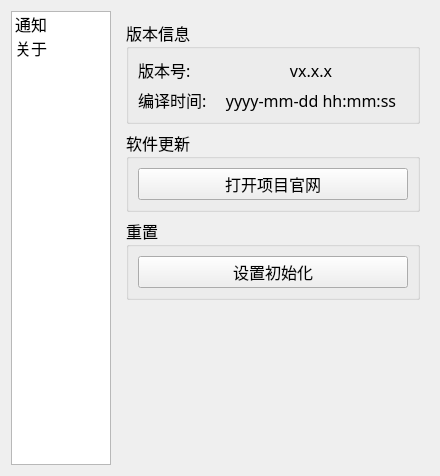
IceFRain/cubicle-survivor, file cubicle_survivor/settings_window.ui: the form before one commit.
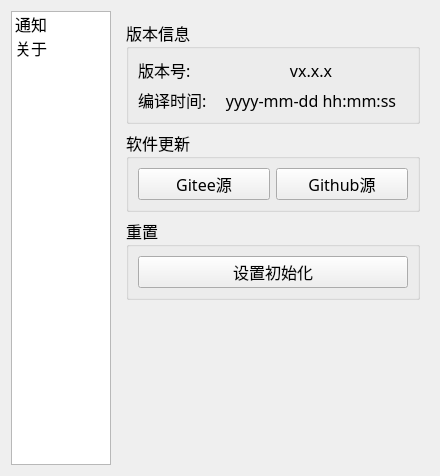
The form after the commit.

Commit message: 软件更新新增gitee源

Diff of the .ui file:
```diff
--- a/cubicle_survivor/settings_window.ui
+++ b/cubicle_survivor/settings_window.ui
@@ -7,7 +7,7 @@
     <x>0</x>
     <y>0</y>
     <width>440</width>
-    <height>410</height>
+    <height>421</height>
    </rect>
   </property>
   <property name="font">
@@ -278,11 +278,18 @@
          <property name="title">
           <string>软件更新</string>
          </property>
-         <layout class="QVBoxLayout" name="verticalLayout_6">
+         <layout class="QHBoxLayout" name="horizontalLayout_2">
           <item>
-           <widget class="QPushButton" name="PB_project_url">
+           <widget class="QPushButton" name="PB_project_url_gitee">
             <property name="text">
-             <string>打开项目官网</string>
+             <string>Gitee源</string>
+            </property>
+           </widget>
+          </item>
+          <item>
+           <widget class="QPushButton" name="PB_project_url_github">
+            <property name="text">
+             <string>Github源</string>
             </property>
            </widget>
           </item>
```
Left out of the diff: 4 changed lines with no effect on the pictures. The commit also changes 2 other files.
